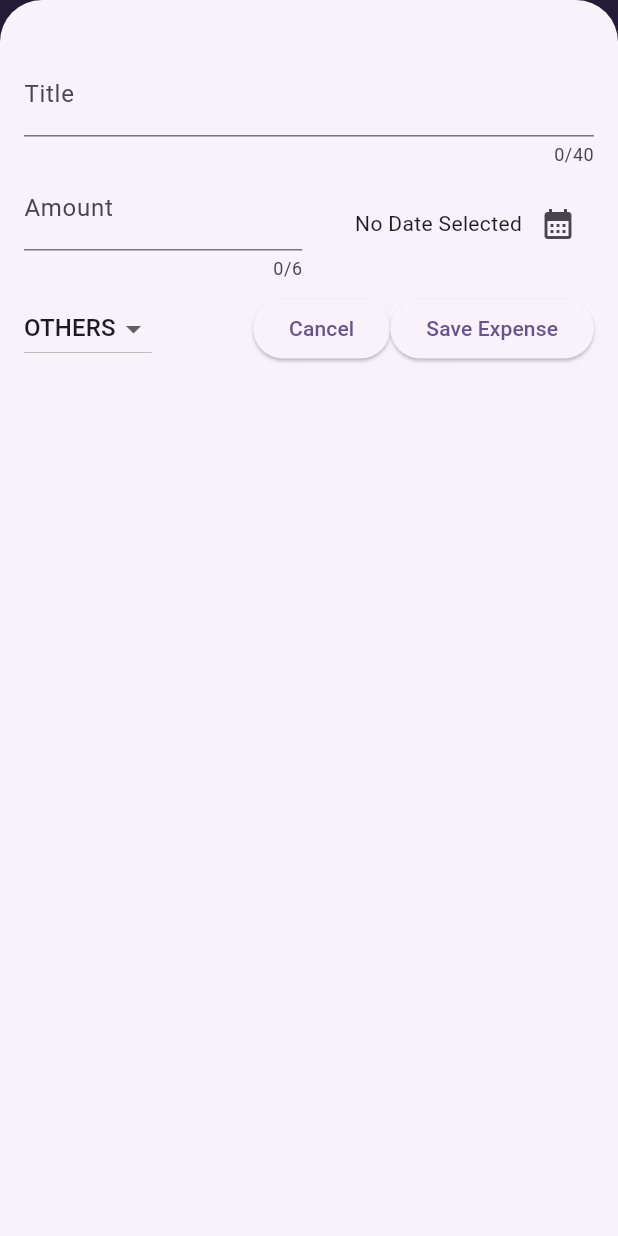
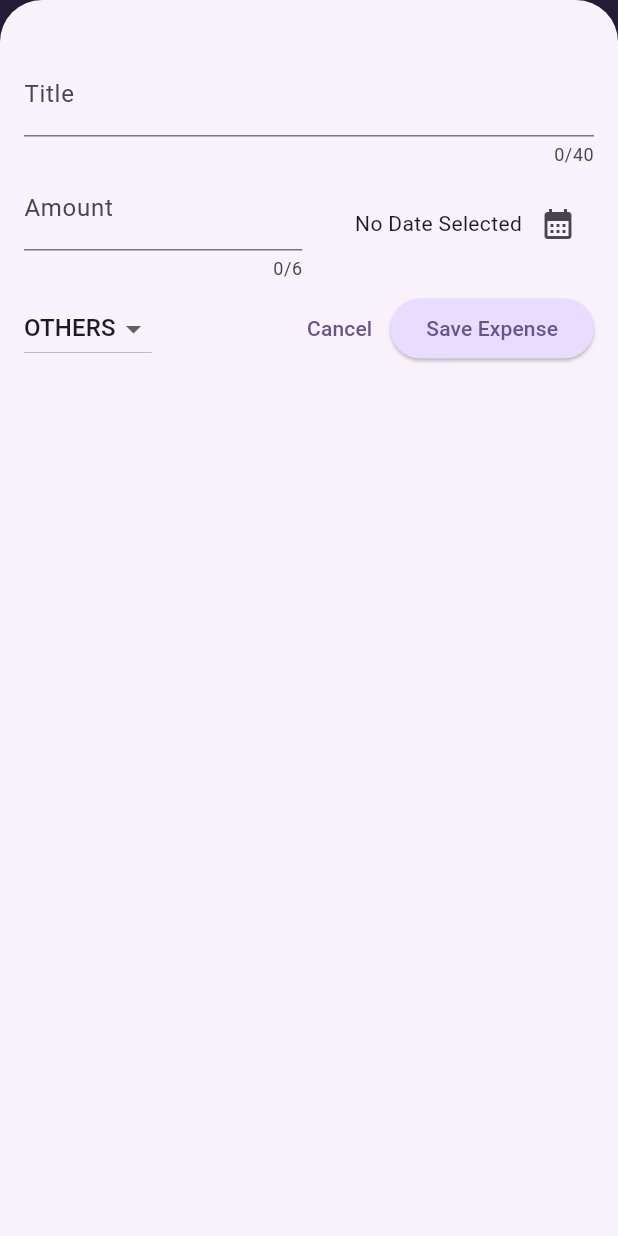
Before and after one commit to Aviral23Sri/Expense-Tracker, a Flutter app: the screen it shows after launch, after a tap on the "add" icon, on a phone screen of 412 x 824 dp. Run offline on Flutter 3.47's test engine with Material 3 defaults, Android fonts, the phone set to English and light mode, and no system bars.

Commit message:
using Color Scheme to style our App , Using the Theme.of to provide styling in any widget

```diff
--- a/lib/main.dart
+++ b/lib/main.dart
@@ -1,7 +1,8 @@
 import 'package:flutter/material.dart';
 import 'package:expenses_tracker/widgets/expenses.dart';
 
-var kColorScheme = ColorScheme.fromSeed(seedColor: const Color.fromARGB(255, 96, 59, 181));
+var kColorScheme =
+    ColorScheme.fromSeed(seedColor: const Color.fromARGB(255, 96, 59, 181));
 
 void main() {
   runApp(
@@ -12,6 +13,20 @@ void main() {
           backgroundColor: kColorScheme.onPrimaryContainer,
           foregroundColor: kColorScheme.primaryContainer,
         ),
+        cardTheme: const CardTheme().copyWith(
+          color: kColorScheme.secondaryContainer,
+          margin: const EdgeInsets.all(10),
+        ),
+        elevatedButtonTheme: ElevatedButtonThemeData(
+          style: ElevatedButton.styleFrom(
+              backgroundColor: kColorScheme.primaryContainer),
+        ),
+        textTheme: ThemeData().textTheme.copyWith(
+              titleLarge: TextStyle(
+                  fontWeight: FontWeight.bold,
+                  color: kColorScheme.onSecondaryContainer,
+                  fontSize: 16),
+            ),
       ),
       home: Expenses(),
     ),
--- a/lib/widgets/expenses_list/expense_item.dart
+++ b/lib/widgets/expenses_list/expense_item.dart
@@ -12,8 +12,9 @@ class ExpenseItem extends StatelessWidget {
       child: Padding(
         padding: const EdgeInsets.symmetric(horizontal: 20, vertical: 16),
         child: Column(
+          crossAxisAlignment: CrossAxisAlignment.start,
           children: [
-            Text(expense.title),
+            Text(expense.title, style: Theme.of(context).textTheme.titleLarge,),
             const SizedBox(
               height: 4,
             ),
--- a/lib/widgets/expenses_list/expenses_list.dart
+++ b/lib/widgets/expenses_list/expenses_list.dart
@@ -16,6 +16,9 @@ class ExpensesList extends StatelessWidget {
     return ListView.builder(
       itemCount: expenses.length,
       itemBuilder: (ctx, index) => Dismissible(
+        background: Container(color: Theme.of(context).colorScheme.error.withOpacity(0.75),
+        margin: Theme.of(context).cardTheme.margin,
+        ),
         key: ValueKey(
           expenses[index],
         ),
--- a/lib/widgets/new_expense.dart
+++ b/lib/widgets/new_expense.dart
@@ -154,7 +154,7 @@ class _NewExpenseState extends State<NewExpense> {
                 },
               ),
               const Spacer(),
-              ElevatedButton(
+              TextButton(
                 onPressed: () {
                   Navigator.pop(context);
                 },
```
